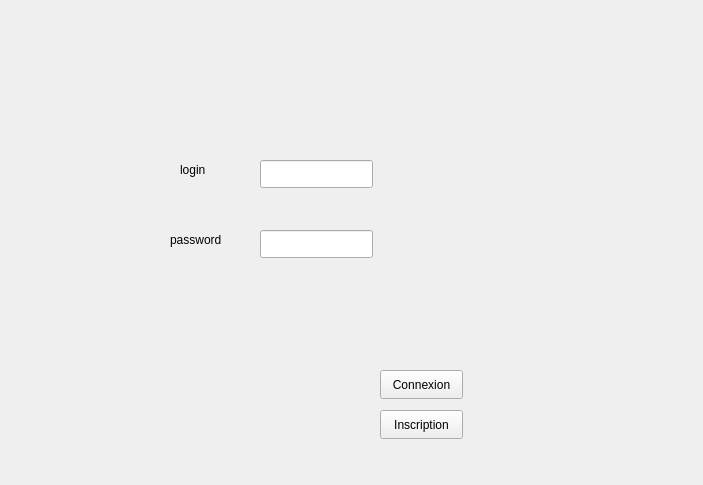
Old version of the form forms/connexionpage.ui in the repository BethencourtFlorian/Platlog_c.
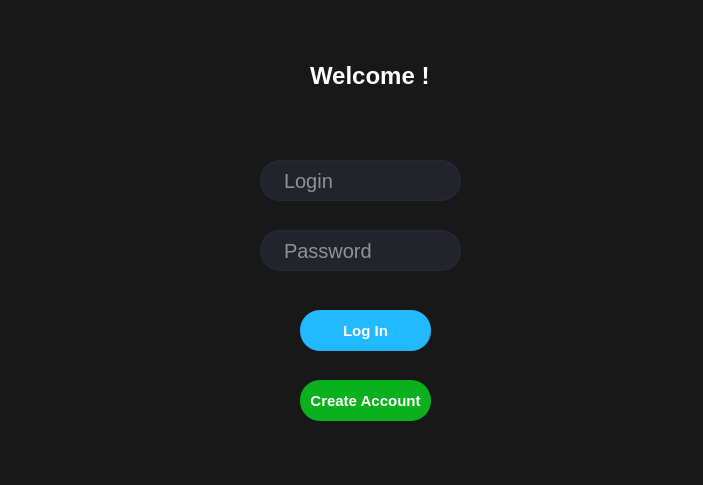
New version of the form.

```diff
--- a/forms/connexionpage.ui
+++ b/forms/connexionpage.ui
@@ -14,45 +14,35 @@
    <string>Dialog</string>
   </property>
   <property name="styleSheet">
-   <string notr="true"/>
+   <string notr="true">font: 8pt &quot;Segoe UI&quot;;
+background-color: rgb(24, 24, 24);</string>
   </property>
   <widget class="QPushButton" name="button_connection">
    <property name="geometry">
     <rect>
-     <x>380</x>
-     <y>370</y>
-     <width>83</width>
-     <height>29</height>
+     <x>300</x>
+     <y>310</y>
+     <width>131</width>
+     <height>41</height>
     </rect>
    </property>
-   <property name="text">
-    <string>Connexion</string>
+   <property name="styleSheet">
+    <string notr="true">QPushButton{
+	border-radius: 20px;
+	background-color: rgb(33, 185, 255);
+	font-weight:  bold;
+	font-size: 15px;
+	color: rgb(255, 255, 255);
+	color: #FFF;
+}
+
+QPushButton:hover{
+	
+	background-color: rgb(16, 124, 255);
+}</string>
    </property>
-  </widget>
-  <widget class="QLabel" name="label_login">
-   <property name="geometry">
-    <rect>
-     <x>180</x>
-     <y>160</y>
-     <width>63</width>
-     <height>20</height>
-    </rect>
-   </property>
    <property name="text">
-    <string>login</string>
-   </property>
-  </widget>
-  <widget class="QLabel" name="label_password">
-   <property name="geometry">
-    <rect>
-     <x>170</x>
-     <y>230</y>
-     <width>63</width>
-     <height>20</height>
-    </rect>
-   </property>
-   <property name="text">
-    <string>password</string>
+    <string>Log In</string>
    </property>
   </widget>
   <widget class="QLineEdit" name="input_login">
@@ -60,30 +50,78 @@
     <rect>
      <x>260</x>
      <y>160</y>
-     <width>113</width>
-     <height>28</height>
+     <width>201</width>
+     <height>41</height>
     </rect>
    </property>
+   <property name="styleSheet">
+    <string notr="true">QLineEdit {
+	border: 2px solid rgb(37,39,48);	
+	border-radius: 20px;
+	color: #FFF;
+	padding-left: 20px;
+	padding-right:20px;
+	background-color: rgb(34,36,44);
+	font-size: 20px;
+}
+
+QLineEdit:hover{
+	background-color: rgb(48,50,62);
+}
+
+QLineEdit:focus{
+	border: 2px solid rgb(65,70,155);
+}</string>
+   </property>
+   <property name="placeholderText">
+    <string>Login</string>
+   </property>
   </widget>
   <widget class="QLineEdit" name="input_password">
    <property name="geometry">
     <rect>
      <x>260</x>
      <y>230</y>
-     <width>113</width>
-     <height>28</height>
+     <width>201</width>
+     <height>41</height>
     </rect>
    </property>
+   <property name="styleSheet">
+    <string notr="true">QLineEdit {
+	border: 2px solid rgb(37,39,48);	
+	border-radius: 20px;
+	color: #FFF;
+	padding-left: 20px;
+	padding-right:20px;
+	background-color: rgb(34,36,44);
+	font-size: 20px;
+}
+
+QLineEdit:hover{
+	background-color: rgb(48,50,62);
+}
+
+QLineEdit:focus{
+	border: 2px solid rgb(65,70,155);
+}</string>
+   </property>
+   <property name="placeholderText">
+    <string>Password</string>
+   </property>
   </widget>
   <widget class="QLabel" name="label_error">
    <property name="geometry">
     <rect>
-     <x>20</x>
-     <y>400</y>
+     <x>210</x>
+     <y>440</y>
      <width>311</width>
      <height>31</height>
     </rect>
    </property>
+   <property name="styleSheet">
+    <string notr="true">color: rgb(255, 16, 20);
+font-size: 16px;</string>
+   </property>
    <property name="text">
     <string/>
    </property>
@@ -91,14 +129,50 @@
   <widget class="QPushButton" name="button_inscription">
    <property name="geometry">
     <rect>
-     <x>380</x>
-     <y>410</y>
-     <width>83</width>
-     <height>29</height>
+     <x>300</x>
+     <y>380</y>
+     <width>131</width>
+     <height>41</height>
     </rect>
    </property>
+   <property name="styleSheet">
+    <string notr="true">QPushButton{
+	border-radius: 20px;
+	background-color: rgb(33, 185, 255);
+	font-weight:  bold;
+	font-size: 15px;
+	color: #FFF;
+	background-color: rgb(10, 176, 29);
+}
+
+QPushButton:hover{
+	
+	background-color: rgb(16, 145, 6);
+}</string>
+   </property>
    <property name="text">
-    <string>Inscription</string>
+    <string>Create Account</string>
+   </property>
+  </widget>
+  <widget class="QLabel" name="label">
+   <property name="geometry">
+    <rect>
+     <x>310</x>
+     <y>50</y>
+     <width>141</width>
+     <height>51</height>
+    </rect>
+   </property>
+   <property name="styleSheet">
+    <string notr="true">QLabel{
+	font-size: 24px;
+	font-weight: bold;
+	
+	color: rgb(255, 255, 255);
+}</string>
+   </property>
+   <property name="text">
+    <string>Welcome !</string>
    </property>
   </widget>
  </widget>
```
